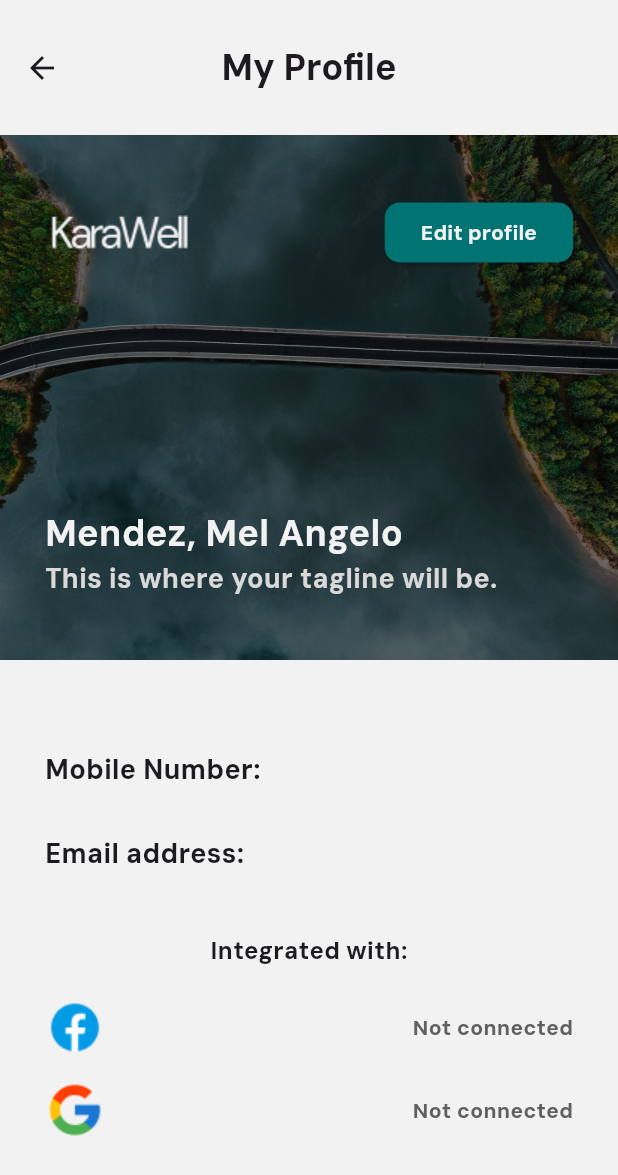
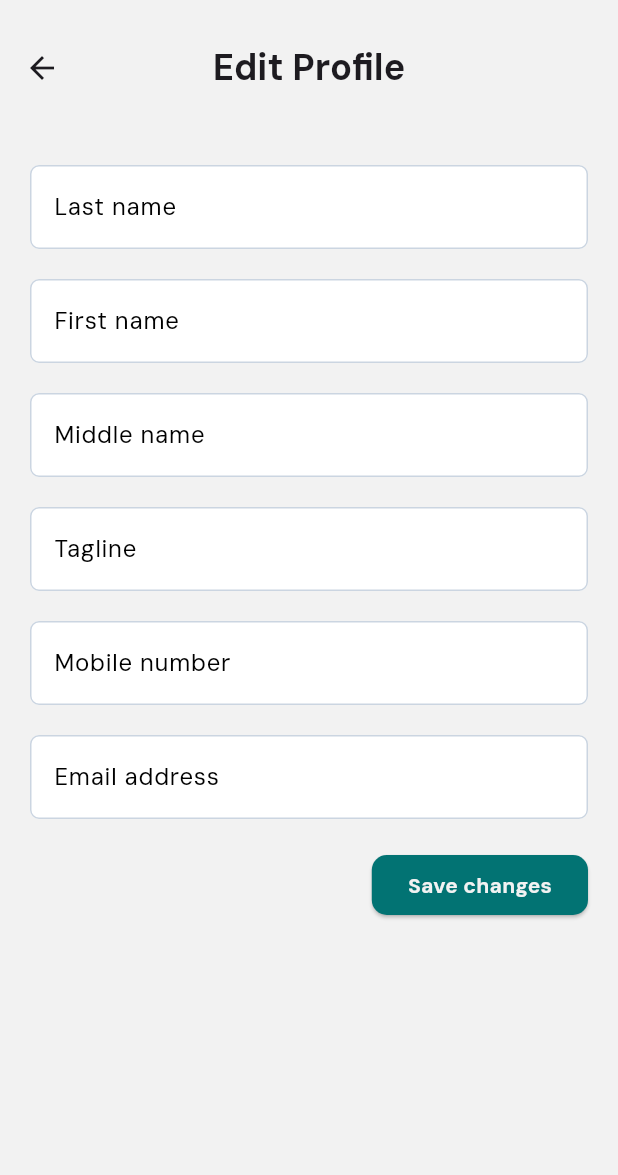
Before and after one commit to melmendez37/karawell, a Flutter app: the MyProfile screen opened directly, after a tap on "Edit profile", on a phone screen of 412 x 824 dp. Shown: the top 1175 px of the screen. Run offline on Flutter 3.47's test engine with Material 3 defaults, Android fonts, the phone set to English and light mode, and no system bars.

Commit message:
added edit profile and change password page

```diff
--- a/lib/main.dart
+++ b/lib/main.dart
@@ -1,5 +1,5 @@
 import 'package:flutter/material.dart';
-import 'package:myapp/screens/login_screen.dart';
+import 'package:myapp/screens/auth/login_screen.dart';
 
 void main() {
   runApp(MaterialApp(
--- a/lib/screens/login_screen.dart
+++ b/lib/screens/auth/login_screen.dart
@@ -1,5 +1,5 @@
 import 'package:flutter/material.dart';
-import 'package:myapp/screens/register_screen.dart';
+import 'package:myapp/screens/auth/register_screen.dart';
 import 'package:myapp/screens/homepage.dart';
 
 class LoginScreen extends StatelessWidget {
--- /dev/null
+++ b/lib/screens/profile/edit_profile.dart
@@ -0,0 +1,299 @@
+import 'package:flutter/material.dart';
+import 'package:myapp/screens/profile/my_profile.dart';
+
+class EditProfile extends StatelessWidget {
+  @override
+  Widget build(BuildContext context) {
+    return Scaffold(
+        backgroundColor: Color(0xFFF2F2F2),
+        appBar: AppBar(
+          toolbarHeight: 90,
+          backgroundColor: Colors.transparent,
+          title: Text(
+            'Edit Profile',
+            style: TextStyle(
+              fontFamily: 'DM_Sans',
+              fontSize: 24.0,
+              fontWeight: FontWeight.bold,
+            ),
+          ),
+          centerTitle: true,
+          automaticallyImplyLeading: true,
+
+          shape: RoundedRectangleBorder(
+            borderRadius: BorderRadius.vertical(
+              bottom: Radius.circular(20),
+              top: Radius.circular(20),
+            ),
+
+          ),
+        ),
+
+      body: Padding(
+          padding: EdgeInsets.all(20),
+        child: Column(
+          children: [
+            TextFormField(
+              decoration: const InputDecoration(
+                labelText: 'Last name',
+                hintText: 'Enter last name',
+                filled: true,
+                fillColor: Colors.white,
+
+                enabledBorder: OutlineInputBorder(
+                  borderRadius: BorderRadius.all(
+                      Radius.circular(6)
+                  ),
+                  borderSide: BorderSide(
+                    color: Color(0xFFCBD5E1),
+                    width: 1.0,
+                  ),
+                ),
+                focusedBorder: OutlineInputBorder(
+                    borderRadius: BorderRadius.all(
+                        Radius.circular(6)
+                    ),
+                    borderSide: BorderSide(
+                      color: Color(0xFFCBD5E1),
+                      width: 1.0,
+                    )
+                ),
+                labelStyle: TextStyle(
+                  color: Colors.black,
+                  fontFamily: 'DM_Sans',
+                ),
+                hintStyle: TextStyle(
+                  color: Color(0xFF606060),
+                  fontFamily: 'DM_Sans',
+                ),
+              ),
+            ),
+
+            SizedBox(height: 20),
+
+            TextFormField(
+              decoration: const InputDecoration(
+                labelText: 'First name',
+                hintText: 'Enter first name',
+                filled: true,
+                fillColor: Colors.white,
+
+                enabledBorder: OutlineInputBorder(
+                  borderRadius: BorderRadius.all(
+                      Radius.circular(6)
+                  ),
+                  borderSide: BorderSide(
+                    color: Color(0xFFCBD5E1),
+                    width: 1.0,
+                  ),
+                ),
+                focusedBorder: OutlineInputBorder(
+                    borderRadius: BorderRadius.all(
+                        Radius.circular(6)
+                    ),
+                    borderSide: BorderSide(
+                      color: Color(0xFFCBD5E1),
+                      width: 1.0,
+                    )
+                ),
+                labelStyle: TextStyle(
+                  color: Colors.black,
+                  fontFamily: 'DM_Sans',
+                ),
+                hintStyle: TextStyle(
+                  color: Color(0xFF606060),
+                  fontFamily: 'DM_Sans',
+                ),
+              ),
+            ),
+
+            SizedBox(height: 20),
+
+            TextFormField(
+              decoration: const InputDecoration(
+                labelText: 'Middle name',
+                hintText: 'Enter middle name',
+                filled: true,
+                fillColor: Colors.white,
+
+                enabledBorder: OutlineInputBorder(
+                  borderRadius: BorderRadius.all(
+                      Radius.circular(6)
+                  ),
+                  borderSide: BorderSide(
+                    color: Color(0xFFCBD5E1),
+                    width: 1.0,
+                  ),
+                ),
+                focusedBorder: OutlineInputBorder(
+                    borderRadius: BorderRadius.all(
+                        Radius.circular(6)
+                    ),
+                    borderSide: BorderSide(
+                      color: Color(0xFFCBD5E1),
+                      width: 1.0,
+                    )
+                ),
+                labelStyle: TextStyle(
+                  color: Colors.black,
+                  fontFamily: 'DM_Sans',
+                ),
+                hintStyle: TextStyle(
+                  color: Color(0xFF606060),
+                  fontFamily: 'DM_Sans',
+                ),
+              ),
+            ),
+
+            SizedBox(height: 20),
+
+            TextFormField(
+              decoration: const InputDecoration(
+                labelText: 'Tagline',
+                hintText: 'What is your life motto?',
+                filled: true,
+                fillColor: Colors.white,
+
+                enabledBorder: OutlineInputBorder(
+                  borderRadius: BorderRadius.all(
+                      Radius.circular(6)
+                  ),
+                  borderSide: BorderSide(
+                    color: Color(0xFFCBD5E1),
+                    width: 1.0,
+                  ),
+                ),
+                focusedBorder: OutlineInputBorder(
+                    borderRadius: BorderRadius.all(
+                        Radius.circular(6)
+                    ),
+                    borderSide: BorderSide(
+                      color: Color(0xFFCBD5E1),
+                      width: 1.0,
+                    )
+                ),
+                labelStyle: TextStyle(
+                  color: Colors.black,
+                  fontFamily: 'DM_Sans',
+                ),
+                hintStyle: TextStyle(
+                  color: Color(0xFF606060),
+                  fontFamily: 'DM_Sans',
+                ),
+              ),
+            ),
+
+            SizedBox(height: 20),
+
+            TextFormField(
+              decoration: const InputDecoration(
+                labelText: 'Mobile number',
+                hintText: 'Enter mobile number',
+                filled: true,
+                fillColor: Colors.white,
+
+                enabledBorder: OutlineInputBorder(
+                  borderRadius: BorderRadius.all(
+                      Radius.circular(6)
+                  ),
+                  borderSide: BorderSide(
+                    color: Color(0xFFCBD5E1),
+                    width: 1.0,
+                  ),
+                ),
+                focusedBorder: OutlineInputBorder(
+                    borderRadius: BorderRadius.all(
+                        Radius.circular(6)
+                    ),
+                    borderSide: BorderSide(
+                      color: Color(0xFFCBD5E1),
+                      width: 1.0,
+                    )
+                ),
+                labelStyle: TextStyle(
+                  color: Colors.black,
+                  fontFamily: 'DM_Sans',
+                ),
+                hintStyle: TextStyle(
+                  color: Color(0xFF606060),
+                  fontFamily: 'DM_Sans',
+                ),
+              ),
+            ),
+
+            SizedBox(height: 20),
+
+            TextFormField(
+              decoration: const InputDecoration(
+                labelText: 'Email address',
+                hintText: 'Enter email address',
+                filled: true,
+                fillColor: Colors.white,
+
+                enabledBorder: OutlineInputBorder(
+                  borderRadius: BorderRadius.all(
+                      Radius.circular(6)
+                  ),
+                  borderSide: BorderSide(
+                    color: Color(0xFFCBD5E1),
+                    width: 1.0,
+                  ),
+                ),
+                focusedBorder: OutlineInputBorder(
+                    borderRadius: BorderRadius.all(
+                        Radius.circular(6)
+                    ),
+                    borderSide: BorderSide(
+                      color: Color(0xFFCBD5E1),
+                      width: 1.0,
+                    )
+                ),
+                labelStyle: TextStyle(
+                  color: Colors.black,
+                  fontFamily: 'DM_Sans',
+                ),
+                hintStyle: TextStyle(
+                  color: Color(0xFF606060),
+                  fontFamily: 'DM_Sans',
+                ),
+              ),
+            ),
+
+            SizedBox(height: 20),
+
+            Row(
+              mainAxisAlignment: MainAxisAlignment.spaceBetween,
+              children: [
+                SizedBox.fromSize(),
+
+                ElevatedButton(
+                    onPressed: (){
+                      Navigator.push(
+                        context,
+                        MaterialPageRoute(builder: (context) => MyProfile()),
+                      );
+                    },
+                    style: ElevatedButton.styleFrom(
+                        backgroundColor: Color(0xff027373),
+                        shape: RoundedRectangleBorder(
+                          borderRadius: BorderRadius.circular(10),
+                        )
+                    ),
+                    child: Text(
+                      'Save changes',
+                      style: TextStyle(
+                          fontFamily: 'DM_Sans',
+                          fontWeight: FontWeight.bold,
+                          color: Color(0xFFF2F2F2)
+                      ),
+                    )
+                )
+              ],
+            )
+          ],
+        ),
+      )
+
+    );
+  }
+}
--- a/lib/screens/my_profile.dart
+++ b/lib/screens/profile/my_profile.dart
@@ -1,4 +1,7 @@
 import 'package:flutter/material.dart';
+import 'package:myapp/screens/profile/change_password.dart';
+import 'package:myapp/screens/profile/edit_profile.dart';
+
 
 class MyProfile extends StatelessWidget {
   @override
@@ -62,25 +65,7 @@ class MyProfile extends StatelessWidget {
                         Image(
                           image: AssetImage('assets/karawell-name-light.png'),
                         ),
-                        ElevatedButton(
-                            onPressed: (){
 
-                            },
-                            style: ElevatedButton.styleFrom(
-                                backgroundColor: Color(0xff027373),
-                                shape: RoundedRectangleBorder(
-                                  borderRadius: BorderRadius.circular(10),
-                                )
-                            ),
-                            child: Text(
-                              'Edit profile',
-                              style: TextStyle(
-                                  fontFamily: 'DM_Sans',
-                                  fontWeight: FontWeight.bold,
-                                  color: Color(0xFFF2F2F2)
-                              ),
-                            )
-                        )
                       ],
                     ),
                   ),
@@ -173,6 +158,60 @@ class MyProfile extends StatelessWidget {
                             SizedBox.fromSize(),
                           ],
                         ),
+
+                        SizedBox(height: 30),
+
+                        Row(
+                          mainAxisAlignment: MainAxisAlignment.spaceEvenly,
+                          children: [
+                            ElevatedButton(
+                                onPressed: (){
+                                  Navigator.push(
+                                    context,
+                                    MaterialPageRoute(builder: (context) => EditProfile()),
+                                  );
+                                },
+                                style: ElevatedButton.styleFrom(
+                                    backgroundColor: Color(0xff027373),
+                                    shape: RoundedRectangleBorder(
+                                      borderRadius: BorderRadius.circular(10),
+                                    )
+                                ),
+                                child: Text(
+                                  'Edit profile',
+                                  style: TextStyle(
+                                      fontFamily: 'DM_Sans',
+                                      fontWeight: FontWeight.bold,
+                                      color: Color(0xFFF2F2F2)
+                                  ),
+                                )
+                            ),
+
+                            ElevatedButton(
+                                onPressed: (){
+                                  Navigator.push(
+                                    context,
+                                    MaterialPageRoute(builder: (context) => ChangePassword()),
+                                  );
+                                },
+                                style: ElevatedButton.styleFrom(
+                                    backgroundColor: Color(0xff3d3d3d),
+                                    shape: RoundedRectangleBorder(
+                                      borderRadius: BorderRadius.circular(10),
+                                    )
+                                ),
+                                child: Text(
+                                  'Change password',
+                                  style: TextStyle(
+                                      fontFamily: 'DM_Sans',
+                                      fontWeight: FontWeight.bold,
+                                      color: Color(0xFFF2F2F2)
+                                  ),
+                                )
+                            ),
+                          ],
+                        )
+
                       ],
                     )
                   ),
```
Also changed, not shown: lib/screens/homepage.dart (+20 -4 lines), lib/screens/profile/change_password.dart (added, +185 -0 lines), lib/screens/auth/register_screen.dart (renamed from lib/screens/register_screen.dart).
